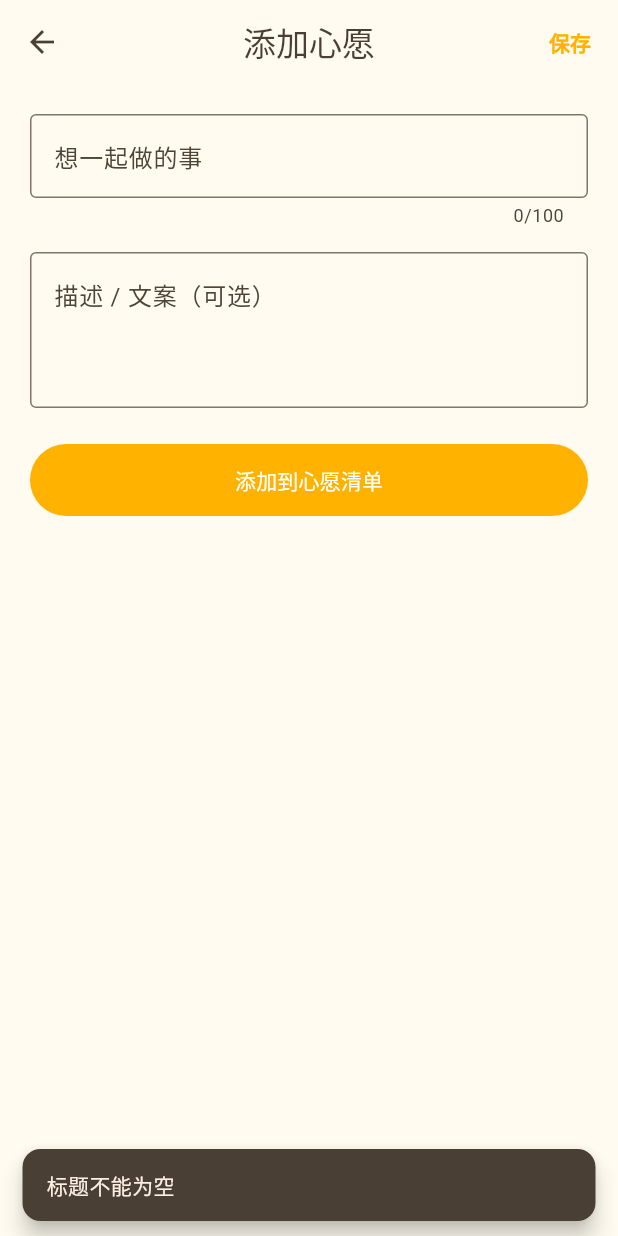
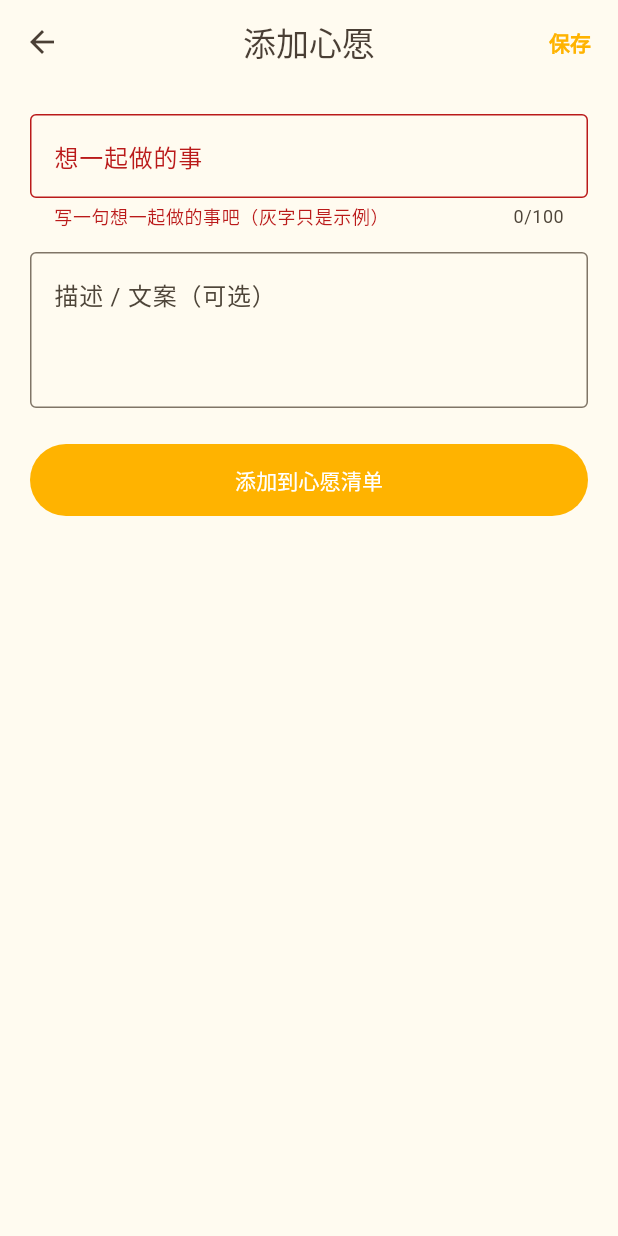
Before and after one commit to zhuoyanczfy/clw-agent, a Flutter app: the BucketFormPage screen opened directly, after a tap on "添加到心愿清单", on a phone screen of 412 x 824 dp. Run offline on Flutter 3.47's test engine with Material 3 defaults, Android fonts, the phone set to English and light mode, and no system bars; our stand-ins replace cached_network_image, cross_file, flutter_local_notifications, flutter_map, image_picker, latlong2 and 3 more; accounts and stored records are empty; network calls fail.

Commit message:
fix: 心愿表单空标题保存时标红输入框并提示
真实根因：hint 示例文案（灰字）被误认为已填标题，直接点保存时旧逻辑
静默 return 表现为"无反应"。改为保存时 errorText 标红+提示文案，
hint 加"例如："前缀，输入即清除错误；widget test 覆盖标红与消除

```diff
--- a/app/lib/pages/bucket_form_page.dart
+++ b/app/lib/pages/bucket_form_page.dart
@@ -21,6 +21,7 @@ class _BucketFormPageState extends State<BucketFormPage> {
   late final TextEditingController _titleCtrl;
   late final TextEditingController _descCtrl;
   bool _saving = false;
+  String? _titleError;
 
   @override
   void initState() {
@@ -39,12 +40,14 @@ class _BucketFormPageState extends State<BucketFormPage> {
   Future<void> _save() async {
     final title = _titleCtrl.text.trim();
     if (title.isEmpty) {
-      ScaffoldMessenger.of(context).showSnackBar(
-        const SnackBar(content: Text('标题不能为空')),
-      );
+      // 直接标红标题框并给出提示：hint 示例文案容易让用户误以为已填写
+      setState(() => _titleError = '写一句想一起做的事吧（灰字只是示例）');
       return;
     }
-    setState(() => _saving = true);
+    setState(() {
+      _titleError = null;
+      _saving = true;
+    });
     try {
       final item = widget.item;
       if (item == null) {
@@ -94,10 +97,15 @@ class _BucketFormPageState extends State<BucketFormPage> {
         children: [
           TextField(
             controller: _titleCtrl,
-            decoration: const InputDecoration(
+            onChanged: (_) {
+              // 用户开始输入即清除错误提示
+              if (_titleError != null) setState(() => _titleError = null);
+            },
+            decoration: InputDecoration(
               labelText: '想一起做的事',
-              hintText: '去颐和路踩满地梧桐碎金，接住飘落的秋叶片',
-              border: OutlineInputBorder(),
+              hintText: '例如：去颐和路踩满地梧桐碎金，接住飘落的秋叶片',
+              errorText: _titleError,
+              border: const OutlineInputBorder(),
             ),
             style: const TextStyle(fontSize: 16),
             maxLength: 100,
```
Also changed, not shown: 1 other file.
